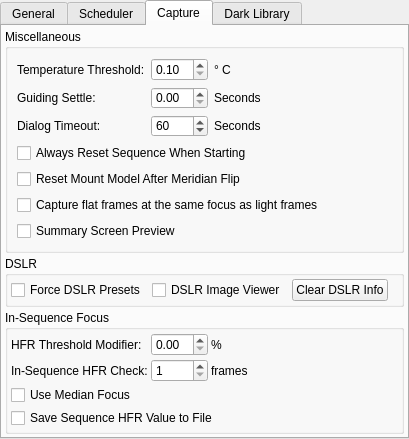
KDE/kstars, file kstars/ekos/opsekos.ui: the form before one commit.
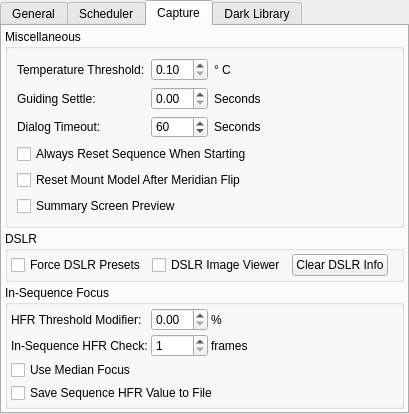
The form after the commit. The open tabs and pages were chosen to show the change. Icons and pictures are not drawn.

Commit message: Move flat focus option to filter manager for clarity

Diff of the .ui file:
```diff
--- a/kstars/ekos/opsekos.ui
+++ b/kstars/ekos/opsekos.ui
@@ -7,7 +7,7 @@
     <x>0</x>
     <y>0</y>
     <width>409</width>
-    <height>439</height>
+    <height>414</height>
    </rect>
   </property>
   <property name="windowTitle">
@@ -614,16 +614,6 @@
          </property>
         </widget>
        </item>
-       <item>
-        <widget class="QCheckBox" name="kcfg_FlatSyncFocus">
-         <property name="toolTip">
-          <string>&lt;html&gt;&lt;head/&gt;&lt;body&gt;&lt;p&gt;If using a filter wheel and an absolute position focuser, then always remember the focus position of the autofocus process for light frames in each filter. Before a flat frame is captured, the focuser is moved to the same focus point as light frames.&lt;/p&gt;&lt;/body&gt;&lt;/html&gt;</string>
-         </property>
-         <property name="text">
-          <string>Capture flat frames at the same focus as light frames</string>
-         </property>
-        </widget>
-       </item>
        <item>
         <layout class="QHBoxLayout" name="horizontalLayout_5">
          <item>
```
The commit also changes 2 other files.
